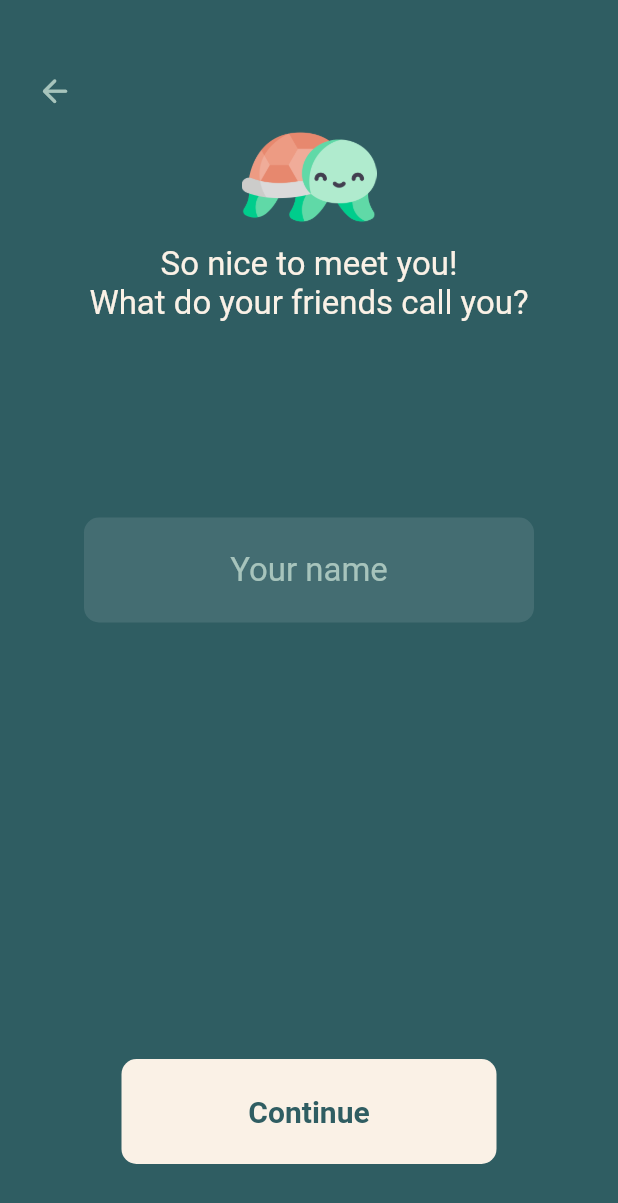
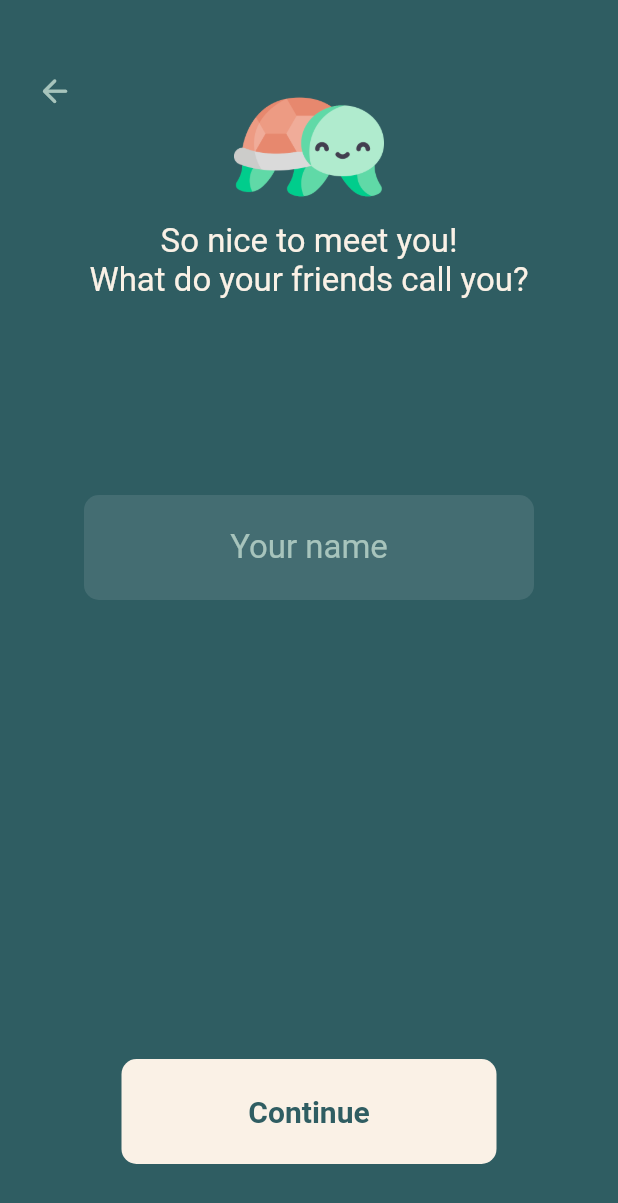
Before and after one commit to luggy-wuggy/stacked_oogway, a Flutter app: the UserCreation screen opened by its route, on a phone screen of 412 x 824 dp. Shown: the top 1203 px of the screen. Run offline on Flutter 3.47's test engine with Material 2 defaults, Android fonts, the phone set to English and light mode, and no system bars; our stand-ins replace firebase_auth, firebase_core, flutter_riverpod, google_fonts, stacked, stacked_services; accounts and stored records are empty.

Commit message:
feat: user creation flow controller and action controller and different page views

```diff
--- a/charity_stacked/lib/ui/shared/widgets/oogway_padded_button.dart
+++ b/charity_stacked/lib/ui/shared/widgets/oogway_padded_button.dart
@@ -51,7 +51,7 @@ class _OogwayPaddedButtonState extends State<OogwayPaddedButton> {
           await widget.onTap();
         },
         child: AnimatedContainer(
-          duration: const Duration(milliseconds: 500),
+          duration: const Duration(milliseconds: 100),
           curve: Curves.easeInOutCubicEmphasized,
           height: isButtonPressed ? (buttonHeight * scaleFx) : buttonHeight,
           width: isButtonPressed ? (buttonWidth * scaleFx) : buttonWidth,
@@ -61,11 +61,11 @@ class _OogwayPaddedButtonState extends State<OogwayPaddedButton> {
           ),
           alignment: Alignment.center,
           child: AnimatedDefaultTextStyle(
-            duration: const Duration(milliseconds: 500),
+            duration: const Duration(milliseconds: 100),
             curve: Curves.easeInOutCubicEmphasized,
             style: isButtonPressed
-                ? widget.textStyle?.apply(fontSizeFactor: 0.9) ??
-                    AppTextTheme.kButtonText.apply(fontSizeFactor: 0.9)
+                ? widget.textStyle?.apply(fontSizeFactor: scaleFx) ??
+                    AppTextTheme.kButtonText.apply(fontSizeFactor: scaleFx)
                 : widget.textStyle ?? AppTextTheme.kButtonText,
             child: Text(
               widget.text,
--- a/charity_stacked/lib/ui/user_creation_flow/user_creation_flow_view.dart
+++ b/charity_stacked/lib/ui/user_creation_flow/user_creation_flow_view.dart
@@ -2,6 +2,9 @@ import 'package:charity_stacked/common/constants.dart';
 import 'package:charity_stacked/common/styles.dart';
 import 'package:charity_stacked/ui/shared/widgets/oogway_padded_button.dart';
 import 'package:charity_stacked/ui/user_creation_flow/user_creation_controller.dart';
+import 'package:charity_stacked/ui/user_creation_flow/widgets/location_view.dart';
+import 'package:charity_stacked/ui/user_creation_flow/widgets/nickname_view.dart';
+import 'package:charity_stacked/ui/user_creation_flow/widgets/passion_view.dart';
 import 'package:flutter/material.dart';
 import 'package:flutter_riverpod/flutter_riverpod.dart';
 
@@ -14,15 +17,20 @@ class UserCreation extends ConsumerWidget {
       backgroundColor: ColorTheme.kPrimaryColor,
       body: SafeArea(
         child: Container(
-          padding: const EdgeInsets.symmetric(horizontal: 24, vertical: 48),
+          padding: const EdgeInsets.symmetric(vertical: 48),
           child: Column(
             mainAxisAlignment: MainAxisAlignment.center,
             children: [
-              Align(
-                alignment: Alignment.centerLeft,
-                child: GestureDetector(
+              Padding(
+                padding: const EdgeInsets.symmetric(horizontal: 24),
+                child: Row(
+                  crossAxisAlignment: CrossAxisAlignment.start,
+                  children: [
+                    GestureDetector(
                       onTap: () async {
-                    Navigator.pop(context);
+                        ref
+                            .read(userCreationFlowControllerProvider)
+                            .previousPage();
                       },
                       child: const Icon(
                         Icons.arrow_back_rounded,
@@ -30,41 +38,34 @@ class UserCreation extends ConsumerWidget {
                         size: 25,
                       ),
                     ),
-              ),
+                    const Spacer(),
                     Hero(
                       transitionOnUserGestures: true,
                       tag: OogwayConstants.oogwayLogoHero,
                       child: Image.asset(
                         'assets/images/oogway_logo.png',
-                  width: 90,
-                ),
-              ),
-              Text(
-                'So nice to meet you!\nWhat do your friends call you?',
-                textAlign: TextAlign.center,
-                style: AppTextTheme.kTextHeader2,
-              ),
-              const SizedBox(height: 130),
-              Container(
-                height: 70,
-                width: 300,
-                decoration: const BoxDecoration(
-                  color: ColorTheme.kOpaquePrimaryColor,
-                  borderRadius: BorderRadius.all(Radius.circular(10)),
-                ),
-                alignment: Alignment.center,
-                child: Text(
-                  'Your name',
-                  style: AppTextTheme.kTextContent,
+                        width: 100,
                       ),
                     ),
                     const Spacer(),
-              OogwayPaddedButton(
-                text: 'Continue',
-                onTap: () {
-                  ref.read(userCreationControllerProvider).navigateToApp();
-                },
+                    const SizedBox(
+                      width: 25,
+                    )
+                  ],
                 ),
+              ),
+              Expanded(
+                child: PageView(
+                  controller: ref
+                      .read(userCreationFlowControllerProvider)
+                      .pageController,
+                  children: const [
+                    NicknameView(),
+                    LocationView(),
+                    PassionView()
+                  ],
+                ),
+              )
             ],
           ),
         ),
--- /dev/null
+++ b/charity_stacked/lib/ui/user_creation_flow/widgets/nickname_view.dart
@@ -0,0 +1,47 @@
+import 'package:charity_stacked/common/styles.dart';
+import 'package:charity_stacked/ui/shared/widgets/oogway_padded_button.dart';
+import 'package:charity_stacked/ui/user_creation_flow/controller/user_creation_action_controller.dart';
+import 'package:charity_stacked/ui/user_creation_flow/user_creation_controller.dart';
+import 'package:flutter/material.dart';
+import 'package:flutter_riverpod/flutter_riverpod.dart';
+
+class NicknameView extends ConsumerWidget {
+  const NicknameView({Key? key}) : super(key: key);
+
+  @override
+  Widget build(BuildContext context, WidgetRef ref) {
+    return Column(
+      children: [
+        Text(
+          'So nice to meet you!\nWhat do your friends call you?',
+          textAlign: TextAlign.center,
+          style: AppTextTheme.kTextHeader2,
+        ),
+        const SizedBox(height: 130),
+        Container(
+          height: 70,
+          width: 300,
+          decoration: const BoxDecoration(
+            color: ColorTheme.kOpaquePrimaryColor,
+            borderRadius: BorderRadius.all(Radius.circular(10)),
+          ),
+          alignment: Alignment.center,
+          child: Text(
+            'Your name',
+            style: AppTextTheme.kTextContent,
+          ),
+        ),
+        const Spacer(),
+        OogwayPaddedButton(
+          text: 'Continue',
+          onTap: () {
+            ref
+                .read(userCreationActionControllerProvider)
+                .nameSubmission("name");
+            //ref.read(userCreationControllerProvider).navigateToApp();
+          },
+        ),
+      ],
+    );
+  }
+}
```
Also changed, not shown: charity_stacked/lib/ui/user_creation_flow/controller/user_creation_action_controller.dart (added, +89 -0 lines), charity_stacked/lib/ui/user_creation_flow/user_creation_controller.dart (+66 -7 lines), charity_stacked/lib/ui/user_creation_flow/widgets/location_view.dart (added, +45 -0 lines), charity_stacked/lib/ui/user_creation_flow/widgets/passion_view.dart (added, +45 -0 lines). Lines whose indentation alone changed are shown as unchanged.
